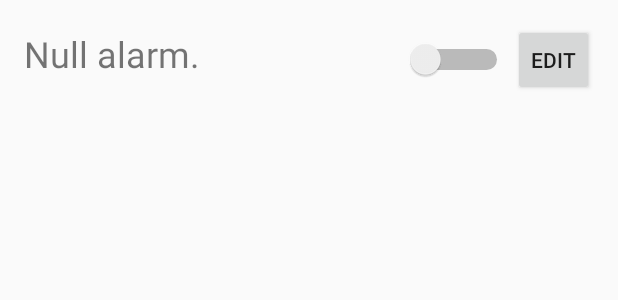
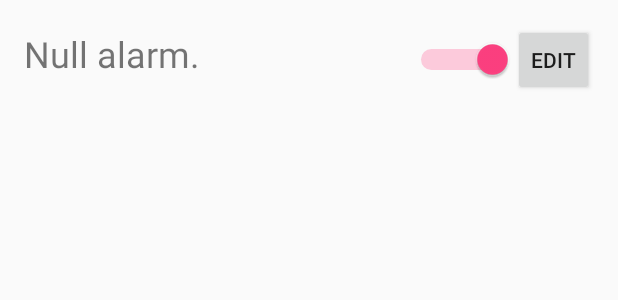
Before and after one commit to MJez29/coffee-clock, an Android app: the layout alarm_list_row.xml on its own in the app's theme, with its tools: preview values and no code run, on a phone screen of 412 x 824 dp. Shown: the top 300 px of the screen. Run offline under Robolectric (Android 15) with nearby library versions, the light colour scheme and no system bars.

Commit message:
Implement basic alarm functionality

```diff
--- a/CoffeeClock/app/src/main/AndroidManifest.xml
+++ b/CoffeeClock/app/src/main/AndroidManifest.xml
@@ -3,6 +3,10 @@
     package="com.coffee.coffeeclock">
 
     <uses-permission android:name="android.permission.INTERNET" />
+    <uses-permission android:name="android.permission.VIBRATE" />
+
+
+
 
     <application
         android:allowBackup="true"
@@ -22,6 +26,7 @@
             </intent-filter>
         </activity>
         <activity android:name=".CreateNewAlarm" android:parentActivityName=".MainActivity"></activity>
+        <receiver android:name=".AlarmReceiver" android:enabled="true"></receiver>
     </application>
 
 </manifest>
--- a/CoffeeClock/app/src/main/res/layout/alarm_list_row.xml
+++ b/CoffeeClock/app/src/main/res/layout/alarm_list_row.xml
@@ -28,9 +28,10 @@
         android:id="@+id/alarmOnOff"
         android:layout_width="wrap_content"
         android:layout_height="wrap_content"
+        android:layout_alignBaseline="@+id/editAlarmBtn"
+        android:layout_centerHorizontal="true"
         android:layout_toStartOf="@+id/editAlarmBtn"
-        android:layout_alignBaseline="@+id/editAlarmBtn"
         android:switchMinWidth="72dp"
-        android:layout_centerHorizontal="true" />
+        android:checked="true"/>
 
 </RelativeLayout>
```
Also changed, not shown: CoffeeClock/app/src/main/java/com/coffee/coffeeclock/Alarm.java (+19 -0 lines), CoffeeClock/app/src/main/java/com/coffee/coffeeclock/AlarmReceiver.java (added, +17 -0 lines), CoffeeClock/app/src/main/java/com/coffee/coffeeclock/MainActivity.java (+6 -3 lines).
